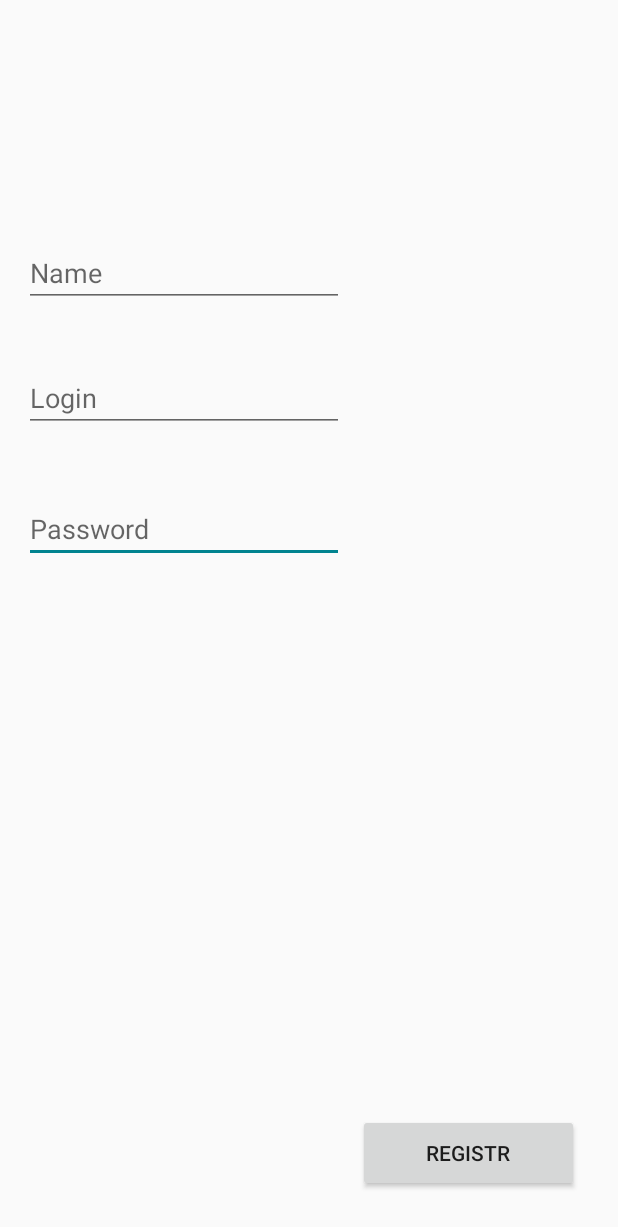
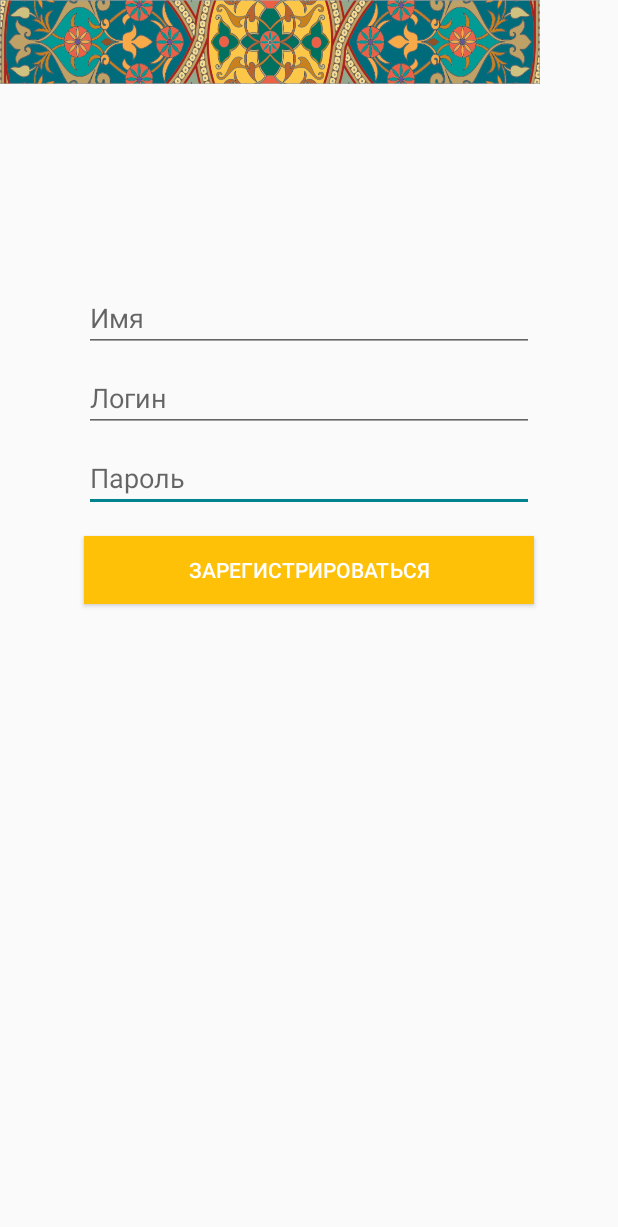
Before and after one commit to RustemNab/Quest, an Android app: the RegistrActivity screen opened directly, with no data from a screen before it, on a phone screen of 412 x 824 dp. Shown: the top 1227 px of the screen. Run offline under Robolectric (Android 15) with nearby library versions, the phone set to English and light mode, and no system bars; our stand-ins replace Volley; network calls fail.

Commit message:
bug fixes

```diff
--- a/app/src/main/AndroidManifest.xml
+++ b/app/src/main/AndroidManifest.xml
@@ -7,7 +7,7 @@
     <application
         android:allowBackup="true"
         android:icon="@mipmap/ic_launcher"
-        android:label="@string/app_name"
+        android:label="Quest Qazan"
         android:roundIcon="@mipmap/ic_launcher_round"
         android:supportsRtl="true"
         android:theme="@style/AppTheme">
--- a/app/src/main/res/layout/activity_interface.xml
+++ b/app/src/main/res/layout/activity_interface.xml
@@ -8,11 +8,13 @@
 
     <Button
         android:id="@+id/Go_button"
+        style="@style/Widget.AppCompat.Button.Colored"
         android:layout_width="164dp"
         android:layout_height="52dp"
         android:layout_marginBottom="25dp"
         android:layout_marginRight="29dp"
-        android:text="Go!!"
+        android:background="@color/colorPrimary"
+        android:text="В игру!"
         app:layout_constraintBottom_toBottomOf="parent"
         app:layout_constraintRight_toRightOf="parent" />
 
--- a/app/src/main/res/layout/activity_registr.xml
+++ b/app/src/main/res/layout/activity_registr.xml
@@ -8,52 +8,60 @@
 
     <EditText
         android:id="@+id/PasswordET"
-        android:layout_width="wrap_content"
+        android:layout_width="300dp"
         android:layout_height="wrap_content"
-        android:layout_marginTop="42dp"
+        android:layout_marginTop="8dp"
         android:ems="10"
-        android:hint="Password"
+        android:hint="Пароль"
         android:inputType="textPersonName"
+        app:layout_constraintLeft_toLeftOf="parent"
         app:layout_constraintTop_toBottomOf="@+id/LoginET"
-        android:layout_marginLeft="16dp"
-        app:layout_constraintLeft_toLeftOf="parent"
-        android:layout_marginStart="16dp" />
+        app:layout_constraintRight_toRightOf="parent" />
 
     <EditText
         android:id="@+id/LoginET"
-        android:layout_width="wrap_content"
+        android:layout_width="300dp"
         android:layout_height="wrap_content"
-        android:layout_marginTop="38dp"
+        android:layout_marginTop="8dp"
         android:ems="10"
-        android:hint="Login"
+        android:hint="Логин"
         android:inputType="textPersonName"
+        app:layout_constraintLeft_toLeftOf="parent"
         app:layout_constraintTop_toBottomOf="@+id/NameET"
-        android:layout_marginLeft="16dp"
-        app:layout_constraintLeft_toLeftOf="parent"
-        android:layout_marginStart="16dp" />
+        app:layout_constraintRight_toRightOf="parent" />
 
     <EditText
         android:id="@+id/NameET"
-        android:layout_width="wrap_content"
+        android:layout_width="300dp"
         android:layout_height="wrap_content"
+        android:layout_marginTop="189dp"
         android:ems="10"
-        android:hint="Name"
+        android:hint="Имя"
         android:inputType="textPersonName"
-        android:layout_marginLeft="16dp"
         app:layout_constraintLeft_toLeftOf="parent"
         app:layout_constraintTop_toTopOf="parent"
-        android:layout_marginTop="159dp"
-        android:layout_marginStart="16dp" />
+        app:layout_constraintRight_toRightOf="parent" />
 
     <Button
         android:id="@+id/Registr_button"
-        android:layout_width="147dp"
-        android:layout_height="52dp"
-        android:layout_marginBottom="29dp"
-        android:layout_marginRight="26dp"
-        android:text="Registr"
-        app:layout_constraintBottom_toBottomOf="parent"
+        style="@style/Widget.AppCompat.Button.Colored"
+        android:layout_width="300dp"
+        android:layout_height="45dp"
+        android:layout_marginTop="16dp"
+        android:background="@color/colorPrimary"
+        android:text="ЗАРЕГИСТРИРОВАТЬСЯ"
+        app:layout_constraintLeft_toLeftOf="parent"
         app:layout_constraintRight_toRightOf="parent"
-        android:layout_marginEnd="26dp" />
+        app:layout_constraintTop_toBottomOf="@+id/PasswordET" />
+
+    <android.support.v7.widget.Toolbar
+        android:id="@+id/toolbar"
+        android:layout_width="360dp"
+        android:layout_height="56dp"
+        android:background="@drawable/toolbar"
+        android:minHeight="?attr/actionBarSize"
+        android:theme="?attr/actionBarTheme"
+        tools:layout_editor_absoluteX="8dp"
+        tools:layout_editor_absoluteY="0dp" />
 
 </android.support.constraint.ConstraintLayout>
```
Also changed, not shown: app/src/main/res/layout/activity_go_to_game.xml (+4 -8 lines), app/src/main/res/layout/activity_login.xml (+5 -3 lines), app/src/main/res/mipmap-hdpi/ic_launcher.png, app/src/main/res/mipmap-mdpi/ic_launcher.png, app/src/main/res/mipmap-xhdpi/ic_launcher.png, app/src/main/res/mipmap-xxhdpi/ic_launcher.png, app/src/main/res/mipmap-xxxhdpi/ic_launcher.png.
